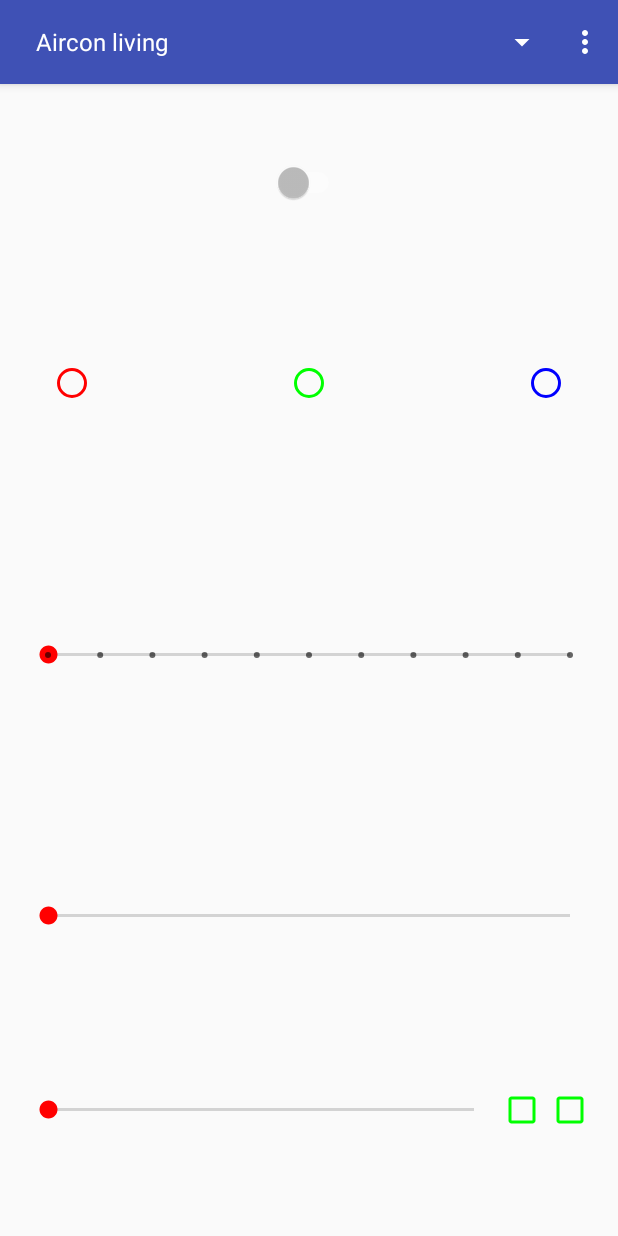
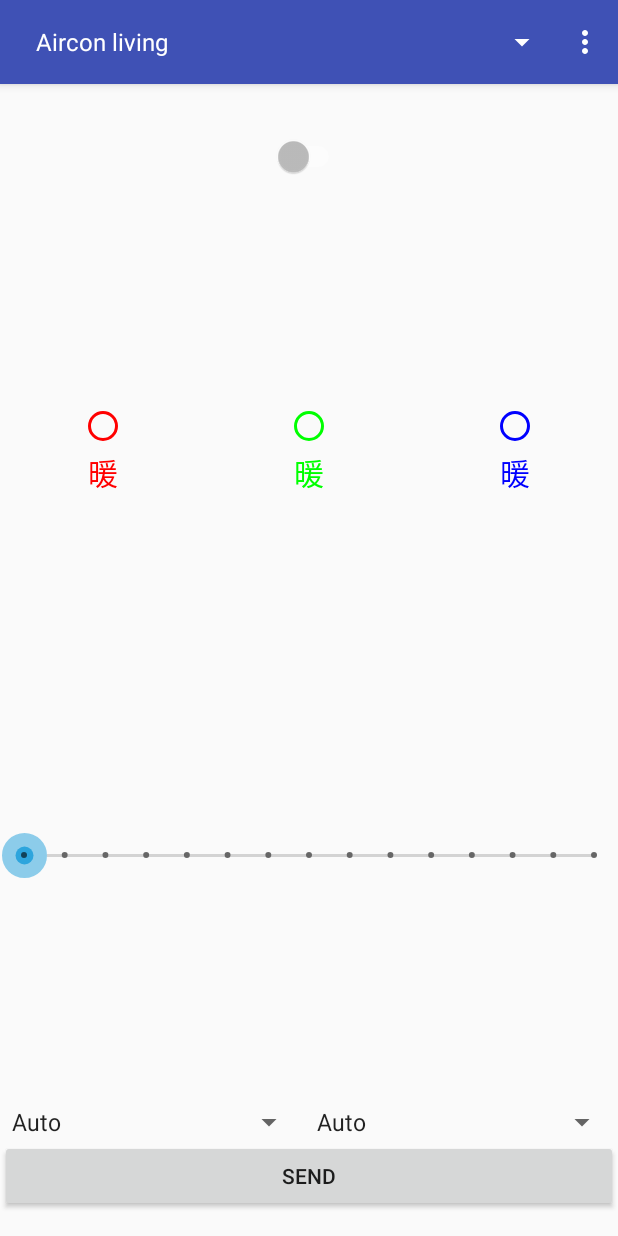
Before and after one commit to abaland/Home_Code, an Android app: the screen it shows after launch (MainActivity), on a phone screen of 412 x 824 dp. Run offline under Robolectric (Android 15) with nearby library versions, the phone set to English and light mode, and no system bars.

Commit message:
Finalized GUI layout for aircon control in Android. Started working on Java code for aircon control in Android.

```diff
--- /dev/null
+++ b/android_remote/app/src/main/java/com/example/abaland/android_remote/AirconActivity.java
@@ -0,0 +1,124 @@
+package com.example.abaland.android_remote;
+
+import android.os.Bundle;
+import android.support.v7.app.AppCompatActivity;
+import android.support.v7.widget.Toolbar;
+
+import android.view.Menu;
+import android.view.MenuItem;
+import android.view.View;
+
+import android.widget.*;
+import java.util.Locale;
+
+
+public class AirconActivity extends AppCompatActivity {
+
+    private Toolbar toolbar;
+
+    private Switch airconStateSwitch;
+    private RadioGroup airconModeRadio;
+    private SeekBar airconTemperature;
+    private TextView airconTemperatureText;
+    private Spinner fanSpeedSpinner;
+    private Spinner fanDirectionSpinner;
+
+    // Defaults
+    private boolean airconState = true;
+    private String airconMode = "heat";
+    private Integer airconTemp = 24;
+    private String fanSpeed = "auto";
+    private String fanDirection = "auto";
+
+
+
+    @Override
+    protected void onCreate(Bundle savedInstanceState) {
+        super.onCreate(savedInstanceState);
+        setContentView(R.layout.aircon_remote);
+
+        toolbar = (Toolbar) findViewById(R.id.toolbar);
+        setSupportActionBar(toolbar);
+
+        ////////////////
+        // Start added.
+        ////////////////
+
+        // Links all GUI items to the script
+        airconStateSwitch = (Switch) findViewById(R.id.Aircon_Power);
+        airconModeRadio = (RadioGroup) findViewById(R.id.Aircon_Mode);
+        airconTemperature = (SeekBar) findViewById(R.id.Aircon_Temperature);
+        airconTemperatureText = (TextView) findViewById(R.id.Aircon_Temperature_Text);
+        fanSpeedSpinner = (Spinner) findViewById(R.id.Aircon_Speed);
+        fanDirectionSpinner = (Spinner) findViewById(R.id.Aircon_Direction);
+
+        // Updates GUI correctly based on defaults
+        airconStateSwitch.setChecked(airconState);
+
+        switch (airconMode) {
+            case  "heat":
+                findViewById(R.id.Aircon_Heater).setSelected(true);
+                break;
+            case "dry":
+                findViewById(R.id.Aircon_Dry).setSelected(true);
+                break;
+            case "cool":
+                findViewById(R.id.Aircon_Cooler).setSelected(true);
+                break;
+        }
+
+        // Converts from [16, 31] range to [0, 15]
+        airconTemperature.setProgress(airconTemp - 16);
+        airconTemperatureText.setText(String.format(Locale.US, "%d", airconTemp - 16));
+
+
+
+    }
+
+
+    @Override
+    public boolean onCreateOptionsMenu(Menu menu) {
+        // Inflate the menu; this adds items to the action bar if it is present.
+        getMenuInflater().inflate(R.menu.menu_main, menu);
+        return true;
+    }
+
+    @Override
+    public boolean onOptionsItemSelected(MenuItem item) {
+        // Handle action bar item clicks here. The action bar will
+        // automatically handle clicks on the Home/Up button, so long
+        // as you specify a parent activity in AndroidManifest.xml.
+        int id = item.getItemId();
+
+        //noinspection SimplifiableIfStatement
+        if (id == R.id.action_settings) {
+            return true;
+        }
+
+        return super.onOptionsItemSelected(item);
+    }
+
+
+    /**
+     * Applies appropriate function when button on GUI is clicked.
+     *
+     * Uses text on button and mapping created to get more information about what should be sent.
+     *
+     * @param v Button clicked, as a View object.
+     */
+    void onClickFunction(View v){
+
+        String RemoteName = "aircon";
+
+        // Casts button clicked as a Button instance, and gets its text content.
+        Button clickedButton = (Button) v;
+        String ButtonText = clickedButton.getText().toString();
+
+        System.out.println(ButtonText);
+
+        Rabbit_Manager rabbit_manager = new Rabbit_Manager();
+        rabbit_manager.publishMessage(RemoteName, KeyToPress);
+
+    }
+
+}
--- /dev/null
+++ b/android_remote/app/src/main/res/drawable/thumb.xml
@@ -0,0 +1,9 @@
+<shape xmlns:android="http://schemas.android.com/apk/res/android"
+       android:shape="oval">
+
+    <size android:height="30dp" android:width="30dp"/>
+    <stroke android:width="18dp" android:color="#882EA5DE"/>
+    <solid android:color="#2EA5DE" />
+    <corners android:radius="1dp" />
+
+</shape>
--- /dev/null
+++ b/android_remote/app/src/main/res/drawable/tickmark.xml
@@ -0,0 +1,7 @@
+<shape xmlns:android="http://schemas.android.com/apk/res/android"
+       android:shape="oval">
+
+    <size android:width="4dp"
+          android:height="4dp"/>
+    <solid android:color="#ffffff"/>
+</shape>
--- a/android_remote/app/src/main/res/layout/aircon_remote.xml
+++ b/android_remote/app/src/main/res/layout/aircon_remote.xml
@@ -1,152 +1,197 @@
 <?xml version="1.0" encoding="utf-8"?>
-<GridLayout
+<LinearLayout
         xmlns:android="http://schemas.android.com/apk/res/android"
         xmlns:tools="http://schemas.android.com/tools"
         xmlns:app="http://schemas.android.com/apk/res-auto"
-        android:layout_width="fill_parent"
-        android:layout_height="fill_parent"
-        android:paddingLeft="@dimen/activity_horizontal_margin"
-        android:paddingRight="@dimen/activity_horizontal_margin"
+        tools:context="com.example.abaland.android_remote.AirconActivity"
+        android:layout_width="match_parent"
+        android:layout_height="match_parent"
         android:paddingTop="@dimen/activity_vertical_margin"
         android:paddingBottom="@dimen/activity_vertical_margin"
         app:layout_behavior="@string/appbar_scrolling_view_behavior"
-        tools:context="com.example.abaland.android_remote.MainActivity"
-        android:columnCount="3"
-        android:rowCount="6"
+        android:orientation="vertical"
         android:layout_gravity="center">
 
     <!-- Power Switch -->
-    <Switch
+    <LinearLayout
             android:layout_width="wrap_content"
             android:layout_height="wrap_content"
-            android:layout_columnWeight="1"
-            android:layout_rowWeight="1"
-            android:layout_marginTop="40dp"
+            android:layout_weight="1"
+            android:orientation="horizontal"
+            android:layout_gravity="center">
+
+        <Switch
                 android:id="@+id/Aircon_Power"
-            android:layout_row="0"
-            android:layout_columnSpan="1"
+                android:layout_width="wrap_content"
+                android:layout_height="wrap_content"
                 android:textOn="@string/on"
                 android:textOff="@string/off"
                 android:theme="@style/Base.Theme.AppCompat.DialogWhenLarge"
-            android:layout_gravity="center_horizontal"
-            android:layout_column="1"
+                android:layout_gravity="center"
                 android:checked="false"/>
 
+    </LinearLayout>
+
     <!-- Aircon mode -->
+    <RadioGroup
+        android:id="@+id/Aircon_Mode"
+        android:layout_width="match_parent"
+        android:layout_height="wrap_content"
+        android:layout_weight="1"
+        android:orientation="horizontal"
+        android:layout_gravity="center"
+        android:gravity="center">
+
+        <LinearLayout
+                android:layout_width="wrap_content"
+                android:layout_height="wrap_content"
+                android:layout_weight="1"
+                android:orientation="vertical"
+                android:layout_gravity="center">
+
             <RadioButton
                     android:id="@+id/Aircon_Heater"
-            android:layout_columnWeight="1"
-            android:layout_rowWeight="1"
-            android:layout_row="1"
-            android:layout_column="0"
-            android:layout_columnSpan="1"
+                    android:layout_width="wrap_content"
+                    android:layout_height="wrap_content"
+                    android:layout_gravity="center"
                     android:buttonTint="@color/heater"
-            android:backgroundTint="@color/heater"
-            android:layout_gravity="center_horizontal"
             />
+
+            <TextView
+                    android:layout_width="wrap_content"
+                    android:layout_height="wrap_content"
+                    android:layout_gravity="center"
+                    android:text="@string/暖"
+                    android:textAppearance="@android:style/TextAppearance.Material"
+                    android:textSize="20sp"
+                    android:textColor="@color/heater"
+            />
+
+        </LinearLayout>
+
+        <LinearLayout
+                android:layout_width="wrap_content"
+                android:layout_height="wrap_content"
+                android:layout_weight="1"
+                android:orientation="vertical"
+                android:layout_gravity="center">
+
             <RadioButton
                     android:id="@+id/Aircon_Dry"
-            android:layout_columnWeight="1"
-            android:layout_rowWeight="1"
-            android:layout_row="1"
-            android:layout_column="1"
-            android:layout_columnSpan="1"
+                    android:layout_width="wrap_content"
+                    android:layout_height="wrap_content"
+                    android:layout_gravity="center"
                     android:buttonTint="@color/dry"
-            android:layout_gravity="center_horizontal"
             />
+
+            <TextView
+                    android:layout_width="wrap_content"
+                    android:layout_height="wrap_content"
+                    android:layout_gravity="center"
+                    android:text="@string/湿"
+                    android:textAppearance="@android:style/TextAppearance.Material"
+                    android:textSize="20sp"
+                    android:textColor="@color/dry"
+            />
+
+        </LinearLayout>
+
+        <LinearLayout
+                android:layout_width="wrap_content"
+                android:layout_height="wrap_content"
+                android:layout_weight="1"
+                android:orientation="vertical"
+                android:layout_gravity="center">
+
             <RadioButton
                     android:id="@+id/Aircon_Cooler"
-            android:layout_columnWeight="1"
-            android:layout_rowWeight="1"
-            android:layout_row="1"
-            android:layout_column="2"
-            android:layout_columnSpan="1"
+                    android:layout_width="wrap_content"
+                    android:layout_height="wrap_content"
+                    android:layout_gravity="center"
                     android:buttonTint="@color/cooler"
-            android:layout_gravity="center_horizontal"
             />
 
+            <TextView
+                    android:layout_width="wrap_content"
+                    android:layout_height="wrap_content"
+                    android:layout_gravity="center"
+                    android:text="@string/冷"
+                    android:textAppearance="@android:style/TextAppearance.Material"
+                    android:textSize="20sp"
+                    android:textColor="@color/cooler"
+            />
+
+        </LinearLayout>
+
+    </RadioGroup>
+
     <!-- Aircon temperature slider -->
+    <LinearLayout
+            android:layout_width="match_parent"
+            android:layout_height="wrap_content"
+            android:layout_weight="2"
+            android:orientation="horizontal"
+    >
+
         <SeekBar
                 android:id="@+id/Aircon_Temperature"
-            android:layout_columnWeight="0"
-            android:layout_rowWeight="2"
-            android:layout_row="2"
-            android:layout_column="0"
-            android:layout_columnSpan="3"
-            android:buttonTint="@color/dry"
-            android:layout_gravity="center_horizontal|fill"
+                android:layout_height="wrap_content"
+                android:layout_width="wrap_content"
+                style="@style/Widget.AppCompat.SeekBar.Discrete_Modified"
+                android:max="14"
+        />
+
+        <TextView
+                android:id="@+id/Aircon_Temperature_Text"
                 android:layout_width="wrap_content"
                 android:layout_height="wrap_content"
-            android:max="10"
-            android:theme="@style/Widget.AppCompat.SeekBar.Discrete"
+                android:layout_gravity="end|center_vertical"
+                android:textAppearance="@android:style/TextAppearance.Material"
+                android:textSize="20sp"
         />
 
+    </LinearLayout>
+
+    <LinearLayout
+        android:layout_width="match_parent"
+        android:layout_height="wrap_content"
+    >
 
         <!-- Aircon Windspeed slider -->
-    <SeekBar
+        <Spinner
                 android:id="@+id/Aircon_Speed"
-            android:layout_columnWeight="0"
-            android:layout_rowWeight="1"
-            android:layout_row="3"
-            android:layout_column="0"
-            android:layout_columnSpan="3"
-            android:buttonTint="@color/dry"
-            android:layout_gravity="center_horizontal|fill"
                 android:layout_width="wrap_content"
                 android:layout_height="wrap_content"
-            android:max="3"
+                android:layout_weight="1"
+                android:layout_gravity="center_horizontal|fill"
+                android:entries="@array/wind_speed_list"
         />
 
         <!-- Aircon Wind fan slider -->
-    <SeekBar
-            android:id="@+id/Aircon_Direction_1"
-            android:layout_columnWeight="0"
-            android:layout_rowWeight="1"
-            android:layout_row="4"
-            android:layout_column="0"
-            android:layout_columnSpan="2"
-            android:buttonTint="@color/dry"
-            android:layout_gravity="center_horizontal|fill"
+        <Spinner
+                android:id="@+id/Aircon_Direction"
                 android:layout_width="wrap_content"
                 android:layout_height="wrap_content"
-            android:max="3"
+                android:layout_weight="1"
+                android:layout_gravity="center_horizontal|fill"
+                android:entries="@array/wind_direction_list"
         />
 
-    <GridLayout
-        android:columnCount="2"
-        android:rowCount="1"
-        android:layout_columnWeight="0"
-        android:layout_rowWeight="1"
-        android:layout_row="4"
-        android:layout_column="2"
-        android:layout_columnSpan="1">
+    </LinearLayout>
 
-        <CheckBox
-                android:id="@+id/Aircon_Direction_Loop"
-                android:layout_columnWeight="0"
-                android:layout_row="0"
-                android:layout_column="0"
-                android:buttonTint="@color/dry"
-                android:layout_gravity="center_horizontal|fill"
-                android:layout_width="wrap_content"
+    <LinearLayout
+            android:layout_width="match_parent"
             android:layout_height="wrap_content"
+    >
+
+        <!-- Send signal button -->
+        <Button
+                android:id="@+id/Send_Aircon_Signal"
+                android:layout_width="match_parent"
+                android:layout_height="wrap_content"
+                android:text="@string/send"
         />
 
-        <CheckBox
-                android:id="@+id/Aircon_Direction_Auto"
-                android:layout_columnWeight="0"
-                android:layout_row="0"
-                android:layout_column="1"
-                android:buttonTint="@color/dry"
-                android:layout_gravity="center_horizontal|fill"
-                android:layout_width="wrap_content"
-                android:layout_height="wrap_content"
-        />
+    </LinearLayout>
 
-
-
-    </GridLayout>
-
-
-
-</GridLayout>
+</LinearLayout>
--- /dev/null
+++ b/android_remote/app/src/main/res/values/array.xml
@@ -0,0 +1,22 @@
+<resources>
+    <string-array name="remote_list">
+        <item>Aircon living</item>
+        <item>Lights living</item>
+        <item>TV</item>
+    </string-array>
+    <string-array name="wind_speed_list">
+        <item>Auto</item>
+        <item>Weak</item>
+        <item>Middle</item>
+        <item>Strong</item>
+    </string-array>
+    <string-array name="wind_direction_list">
+        <item>Auto</item>
+        <item>Loop</item>
+        <item>Lowest</item>
+        <item>Low</item>
+        <item>Middle</item>
+        <item>High</item>
+        <item>Highest</item>
+    </string-array>
+</resources>
--- a/android_remote/app/src/main/res/values/colors.xml
+++ b/android_remote/app/src/main/res/values/colors.xml
@@ -6,4 +6,5 @@
     <color name="heater">#ff0000</color>
     <color name="cooler">#0000ff</color>
     <color name="dry">#00ff00</color>
+    <color name="black">#000000</color>
 </resources>
--- a/android_remote/app/src/main/res/values/strings.xml
+++ b/android_remote/app/src/main/res/values/strings.xml
@@ -25,11 +25,10 @@
     <string name="volumedown">Vol-</string>
     <string name="mute">Mute</string>
     <string name="remote_ask">Choose a remote</string>
-    <string-array name="remote_list">
-        <item>Aircon living</item>
-        <item>Lights living</item>
-        <item>TV</item>
-    </string-array>
     <string name="on">On</string>
     <string name="off">Off</string>
+    <string name="send">Send</string>
+    <string name="暖">暖</string>
+    <string name="湿">暖</string>
+    <string name="冷">暖</string>
 </resources>
--- a/android_remote/app/src/main/res/values/styles.xml
+++ b/android_remote/app/src/main/res/values/styles.xml
@@ -13,5 +13,15 @@
     </style>
     <style name="AppTheme.AppBarOverlay" parent="ThemeOverlay.AppCompat.Dark.ActionBar"/>
     <style name="AppTheme.PopupOverlay" parent="ThemeOverlay.AppCompat.Light"/>
+    <style name="Widget.AppCompat.SeekBar.Discrete_Modified" parent="Widget.AppCompat.SeekBar.Discrete">
+        <item name="android:layout_width">match_parent</item>
+        <item name="android:layout_height">0dp</item>
+        <item name="android:layout_weight">2</item>
+        <item name="android:buttonTint">@color/dry</item>
+        <item name="android:layout_gravity">center</item>
+        <item name="android:max">15</item>
+        <item name="android:thumb">@drawable/thumb</item>
+        <item name="android:tickMark">@drawable/tickmark</item>
+    </style>
 
 </resources>
```
Lines whose indentation alone changed are shown as unchanged.
